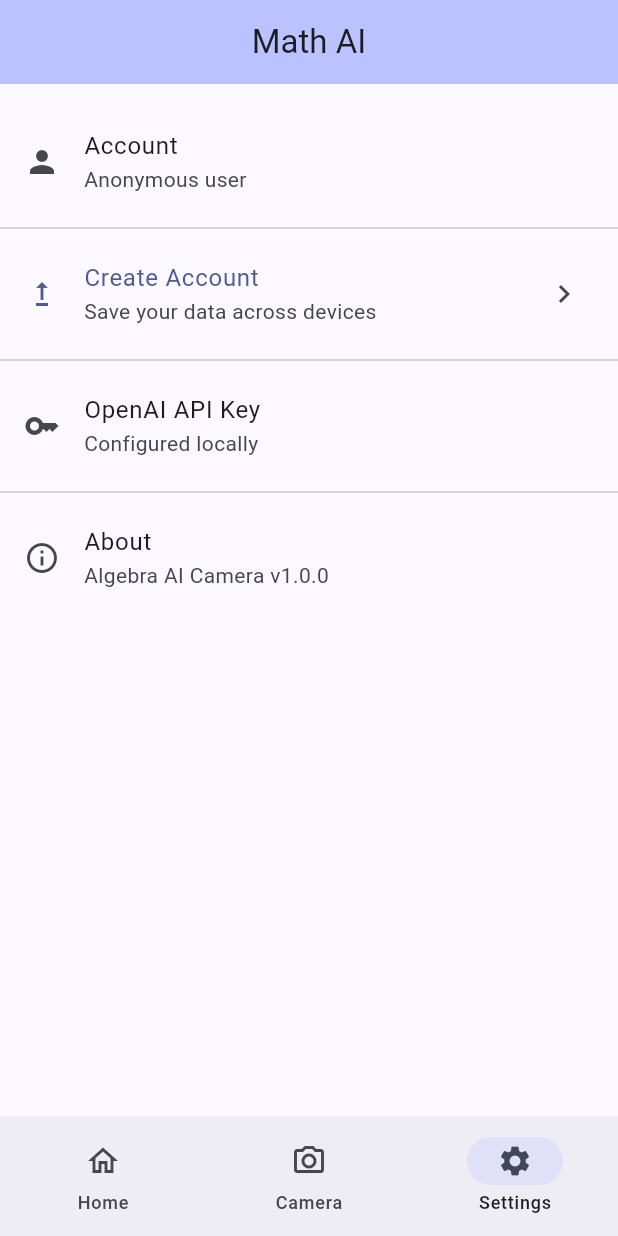
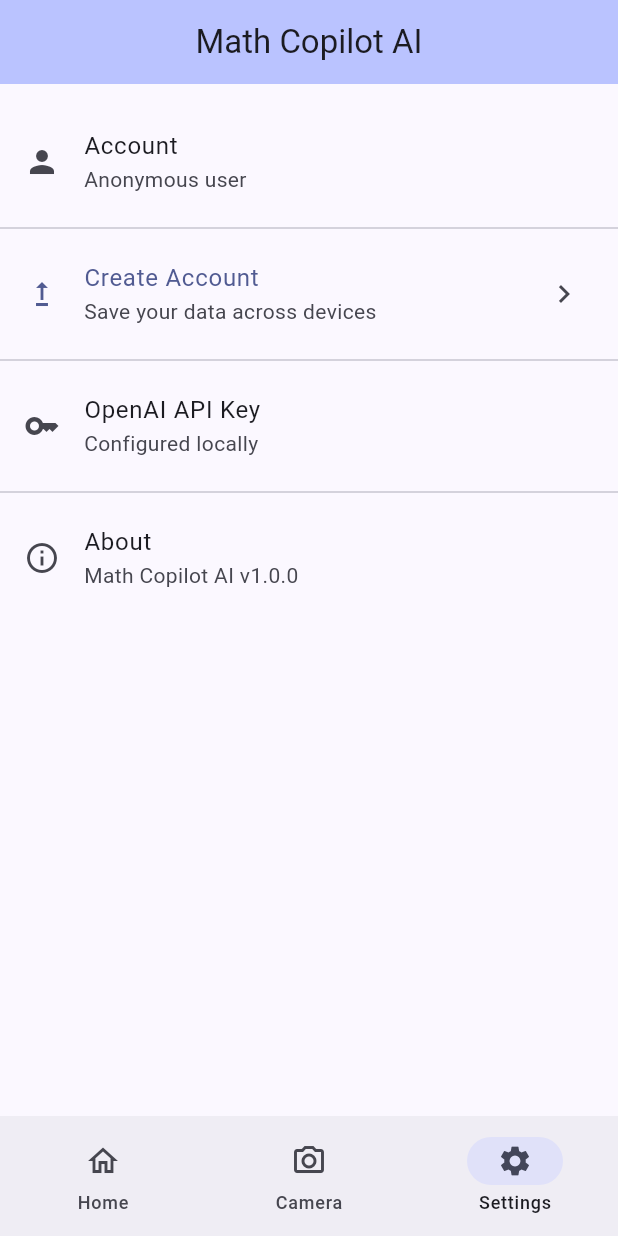
Before and after one commit to mhouston8/Math-Copilot-AI, a Flutter app: the screen it shows after launch, item 3 of the bottom bar chosen, on a phone screen of 412 x 824 dp. Run offline on Flutter 3.47's test engine with Material 3 defaults, Android fonts, the phone set to English and light mode, and no system bars; our stand-ins replace image_picker, supabase_flutter; accounts and stored records are empty; network calls fail.

Commit message:
Rename app branding to Math Copilot AI
Update visible product name strings across Flutter screens, platform app labels, and README documentation to reflect the new Math Copilot AI brand. Also adjust iOS camera usage copy from algebra-specific wording to math homework.

Made-with: Cursor

```diff
--- a/lib/main.dart
+++ b/lib/main.dart
@@ -30,7 +30,7 @@ class MyApp extends StatelessWidget {
   @override
   Widget build(BuildContext context) {
     return MaterialApp(
-      title: 'Math AI',
+      title: 'Math Copilot AI',
       theme: ThemeData(
         colorScheme: ColorScheme.fromSeed(seedColor: Colors.indigo),
         useMaterial3: true,
--- a/lib/screens/auth_screen.dart
+++ b/lib/screens/auth_screen.dart
@@ -70,7 +70,7 @@ class _AuthScreenState extends State<AuthScreen> {
               ),
               const SizedBox(height: 16),
               const Text(
-                'Algebra AI',
+                'Math Copilot AI',
                 style: TextStyle(fontSize: 28, fontWeight: FontWeight.bold),
               ),
               const SizedBox(height: 8),
--- a/lib/screens/home_screen.dart
+++ b/lib/screens/home_screen.dart
@@ -463,7 +463,7 @@ class _HomeScreenState extends State<HomeScreen> {
           ),
           const SizedBox(height: 24),
           const Text(
-            'Welcome to\nMath AI',
+            'Welcome to\nMath Copilot AI',
             textAlign: TextAlign.center,
             style: TextStyle(fontSize: 28, fontWeight: FontWeight.bold),
           ),
--- a/lib/screens/settings_screen.dart
+++ b/lib/screens/settings_screen.dart
@@ -53,7 +53,7 @@ class _SettingsScreenState extends State<SettingsScreen> {
         ListTile(
           leading: const Icon(Icons.info_outline),
           title: const Text('About'),
-          subtitle: const Text('Algebra AI Camera v1.0.0'),
+          subtitle: const Text('Math Copilot AI v1.0.0'),
         ),
       ],
     );
--- a/lib/screens/tab_shell.dart
+++ b/lib/screens/tab_shell.dart
@@ -18,7 +18,7 @@ class _TabShellState extends State<TabShell> {
   Widget build(BuildContext context) {
     return Scaffold(
       appBar: AppBar(
-        title: const Text('Math AI'),
+        title: const Text('Math Copilot AI'),
         centerTitle: true,
         backgroundColor: Theme.of(context).colorScheme.inversePrimary,
       ),
```
Also changed, not shown: 3 other files.
